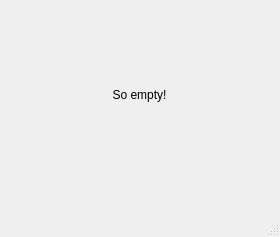
The window that NBLM/mainwindow.ui (GbaCretin/NBLM) describes before a commit, drawn with Qt 5.
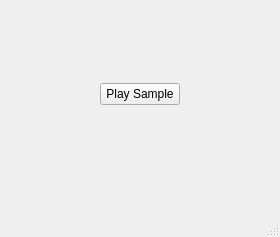
The same window after the commit.

Commit message: Now _opnbInterface is a class private variable

What changed in the file:
```diff
--- a/NBLM/mainwindow.ui
+++ b/NBLM/mainwindow.ui
@@ -23,17 +23,43 @@
       <height>191</height>
      </rect>
     </property>
-    <layout class="QVBoxLayout" name="verticalLayout">
+    <layout class="QHBoxLayout" name="horizontalLayout">
      <item>
-      <widget class="QLabel" name="label">
+      <spacer name="horizontalSpacer">
+       <property name="orientation">
+        <enum>Qt::Horizontal</enum>
+       </property>
+       <property name="sizeHint" stdset="0">
+        <size>
+         <width>40</width>
+         <height>20</height>
+        </size>
+       </property>
+      </spacer>
+     </item>
+     <item>
+      <widget class="QPushButton" name="pushButton">
+       <property name="whatsThis">
+        <string>&lt;html&gt;&lt;head/&gt;&lt;body&gt;&lt;p&gt;Plays an ADPCM-A Sample&lt;/p&gt;&lt;/body&gt;&lt;/html&gt;</string>
+       </property>
        <property name="text">
-        <string>So empty!</string>
-       </property>
-       <property name="alignment">
-        <set>Qt::AlignCenter</set>
+        <string>Play Sample</string>
        </property>
       </widget>
      </item>
+     <item>
+      <spacer name="horizontalSpacer_2">
+       <property name="orientation">
+        <enum>Qt::Horizontal</enum>
+       </property>
+       <property name="sizeHint" stdset="0">
+        <size>
+         <width>40</width>
+         <height>20</height>
+        </size>
+       </property>
+      </spacer>
+     </item>
     </layout>
    </widget>
   </widget>
```
Left out of the diff: 2 changed lines with no effect on the pictures. The commit also changes 2 other files.
